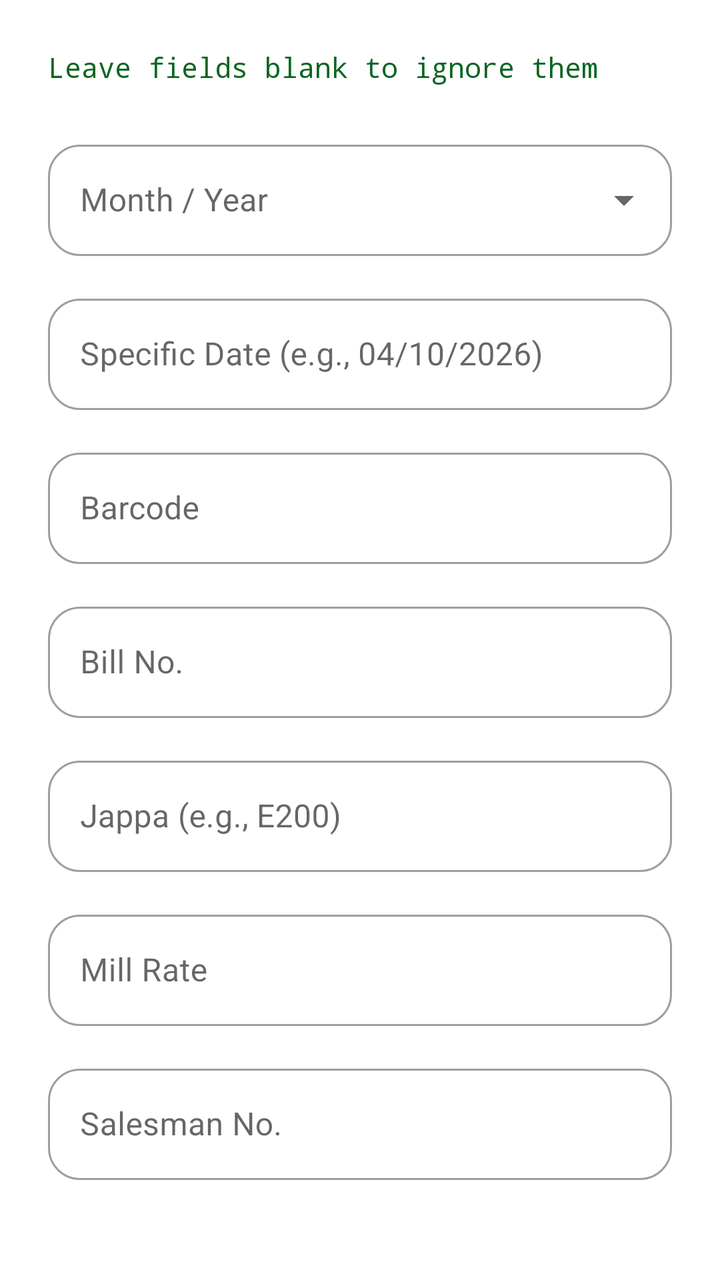
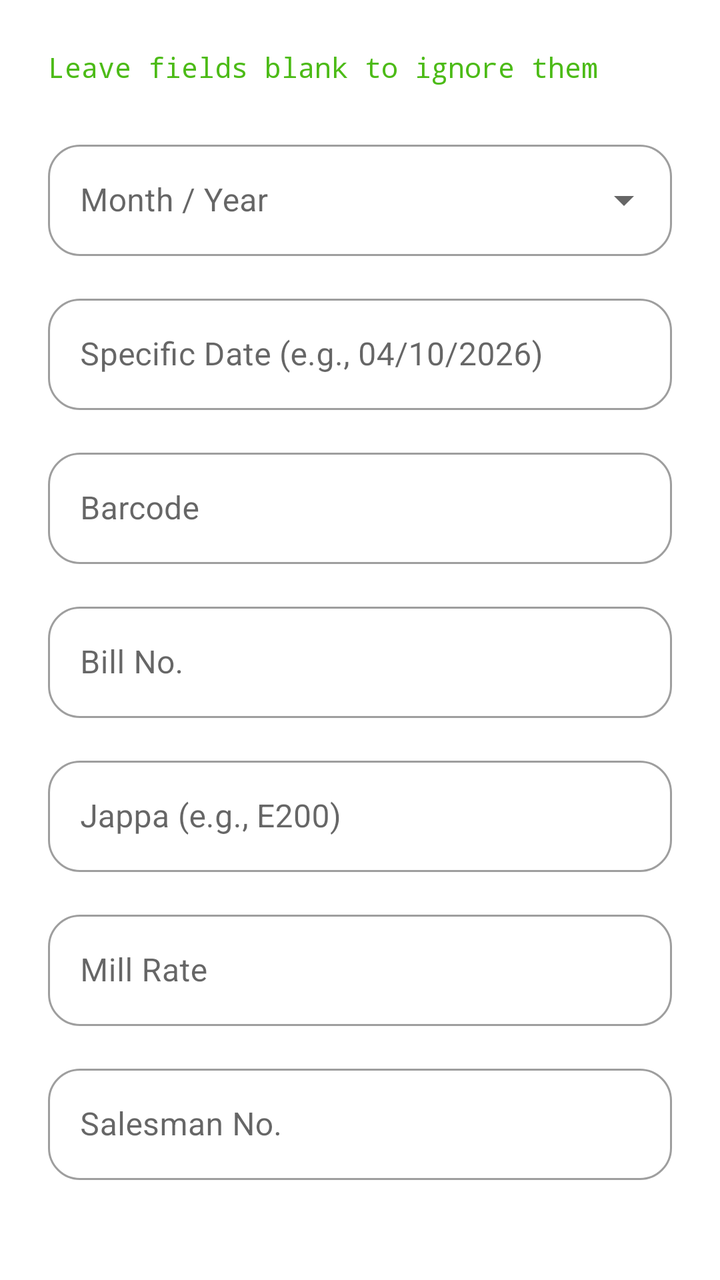

Compare the two renders of this Android layout. The source of the first and the diff that turns it into the second are given below.
<!-- AndroidManifest.xml: application theme Theme.MaterialComponents.Light.NoActionBar -->
<!-- res/layout/dialog_filter.xml -->
<?xml version="1.0" encoding="utf-8"?>
<ScrollView xmlns:android="http://schemas.android.com/apk/res/android"
    android:layout_width="match_parent"
    android:layout_height="match_parent">

    <LinearLayout
        android:layout_width="match_parent"
        android:layout_height="wrap_content"
        android:orientation="vertical"
        android:padding="24dp">

        <TextView
            android:layout_width="match_parent"
            android:layout_height="wrap_content"
            android:text="Leave fields blank to ignore them"
            android:textColor="#0B6623"
            android:fontFamily="monospace"
            android:textSize="14sp"
            android:layout_marginBottom="24dp"/>

        <com.google.android.material.textfield.TextInputLayout
            style="@style/RoundedExposedDropdown"
            android:layout_width="match_parent"
            android:layout_height="wrap_content"
            android:layout_marginBottom="16dp"
            android:hint="Month / Year">

            <AutoCompleteTextView
                android:id="@+id/spinnerFilterMonth"
                android:layout_width="match_parent"
                android:layout_height="wrap_content"
                android:inputType="none"/>
        </com.google.android.material.textfield.TextInputLayout>

        <com.google.android.material.textfield.TextInputLayout
            style="@style/RoundedOutlinedBox"
            android:layout_width="match_parent"
            android:layout_height="wrap_content"
            android:layout_marginBottom="16dp"
            android:hint="Specific Date (e.g., 04/10/2026)">
            <com.google.android.material.textfield.TextInputEditText android:id="@+id/etFilterDate" android:layout_width="match_parent" android:layout_height="wrap_content" android:inputType="text"/>
        </com.google.android.material.textfield.TextInputLayout>

        <com.google.android.material.textfield.TextInputLayout
            style="@style/RoundedOutlinedBox"
            android:layout_width="match_parent"
            android:layout_height="wrap_content"
            android:layout_marginBottom="16dp"
            android:hint="Barcode">
            <com.google.android.material.textfield.TextInputEditText android:id="@+id/etFilterBarcode" android:layout_width="match_parent" android:layout_height="wrap_content" android:inputType="text"/>
        </com.google.android.material.textfield.TextInputLayout>

        <com.google.android.material.textfield.TextInputLayout
            style="@style/RoundedOutlinedBox"
            android:layout_width="match_parent"
            android:layout_height="wrap_content"
            android:layout_marginBottom="16dp"
            android:hint="Bill No.">
            <com.google.android.material.textfield.TextInputEditText android:id="@+id/etFilterBillNo" android:layout_width="match_parent" android:layout_height="wrap_content" android:inputType="number"/>
        </com.google.android.material.textfield.TextInputLayout>

        <com.google.android.material.textfield.TextInputLayout
            style="@style/RoundedOutlinedBox"
            android:layout_width="match_parent"
            android:layout_height="wrap_content"
            android:layout_marginBottom="16dp"
            android:hint="Jappa (e.g., E200)">
            <com.google.android.material.textfield.TextInputEditText android:id="@+id/etFilterJappa" android:layout_width="match_parent" android:layout_height="wrap_content" android:inputType="text"/>
        </com.google.android.material.textfield.TextInputLayout>

        <com.google.android.material.textfield.TextInputLayout
            style="@style/RoundedOutlinedBox"
            android:layout_width="match_parent"
            android:layout_height="wrap_content"
            android:layout_marginBottom="16dp"
            android:hint="Mill Rate">
            <com.google.android.material.textfield.TextInputEditText android:id="@+id/etFilterMillRate" android:layout_width="match_parent" android:layout_height="wrap_content" android:inputType="number"/>
        </com.google.android.material.textfield.TextInputLayout>

        <com.google.android.material.textfield.TextInputLayout
            style="@style/RoundedOutlinedBox"
            android:layout_width="match_parent"
            android:layout_height="wrap_content"
            android:layout_marginBottom="16dp"
            android:hint="Salesman No.">
            <com.google.android.material.textfield.TextInputEditText android:id="@+id/etFilterSalesman" android:layout_width="match_parent" android:layout_height="wrap_content" android:inputType="number"/>
        </com.google.android.material.textfield.TextInputLayout>

    </LinearLayout>
</ScrollView>
<!-- resources referenced by this layout -->
<resources>
  <style name="RoundedExposedDropdown" parent="Widget.MaterialComponents.TextInputLayout.OutlinedBox.ExposedDropdownMenu">
          <item name="boxCornerRadiusTopStart">16dp</item>
          <item name="boxCornerRadiusTopEnd">16dp</item>
          <item name="boxCornerRadiusBottomStart">16dp</item>
          <item name="boxCornerRadiusBottomEnd">16dp</item>
      </style>
  <style name="RoundedOutlinedBox" parent="Widget.MaterialComponents.TextInputLayout.OutlinedBox">
          <item name="boxCornerRadiusTopStart">16dp</item>
          <item name="boxCornerRadiusTopEnd">16dp</item>
          <item name="boxCornerRadiusBottomStart">16dp</item>
          <item name="boxCornerRadiusBottomEnd">16dp</item>
      </style>
</resources>

<!-- the commit's change to res/layout/dialog_filter.xml (unified diff, before → after) -->
@@ -13,7 +13,7 @@
             android:layout_width="match_parent"
             android:layout_height="wrap_content"
             android:text="Leave fields blank to ignore them"
-            android:textColor="#0B6623"
+            android:textColor="#4cbb17"
             android:fontFamily="monospace"
             android:textSize="14sp"
             android:layout_marginBottom="24dp"/>
